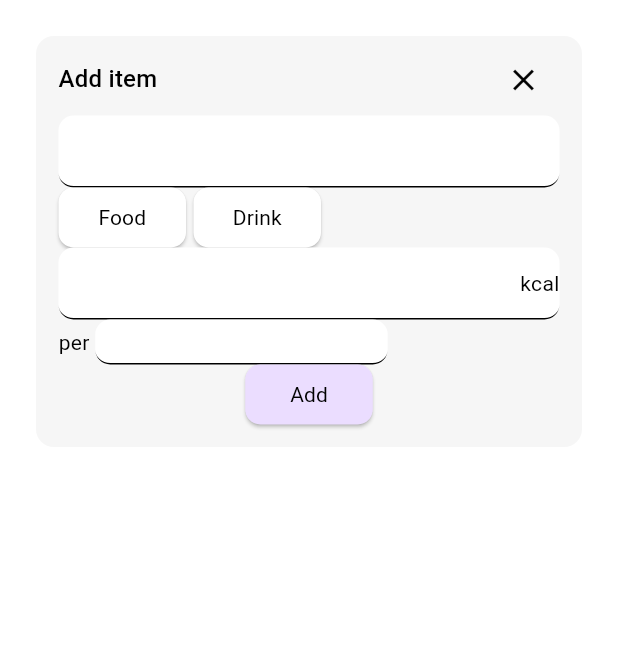
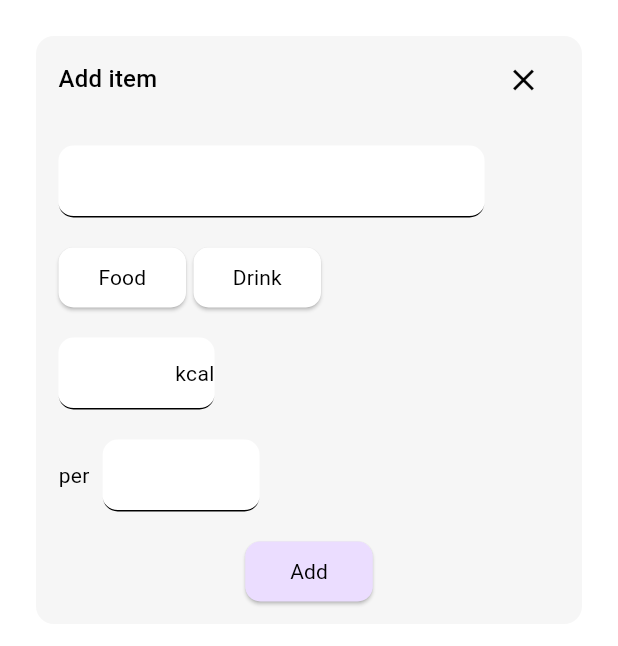
Before and after one commit to smstone0/Caloric, a Flutter app: the screen it shows after launch, item 2 of the bottom bar chosen, after a tap on the "add" icon, on a phone screen of 412 x 824 dp. Shown: the top 646 px of the screen. Run offline on Flutter 3.47's test engine with Material 3 defaults, Android fonts, the phone set to English and light mode, and no system bars; our stand-ins replace sqflite; accounts and stored records are empty.

Commit message:
Add padding parameter to input field

```diff
--- a/lib/pages/nutrition_input.dart
+++ b/lib/pages/nutrition_input.dart
@@ -68,6 +68,7 @@ class _NutritionInputState extends State<NutritionInput> {
                   ],
                 ),
                 InputField(
+                  rightPadding: 50,
                   hintText: 'Enter name of item',
                   initialValue: widget.nutrition?.item,
                   validator: (value) {
@@ -78,6 +79,7 @@ class _NutritionInputState extends State<NutritionInput> {
                     return null;
                   },
                 ),
+                const SizedBox(height: 20),
                 Row(
                   children: [
                     CustomButton(
@@ -112,6 +114,7 @@ class _NutritionInputState extends State<NutritionInput> {
                   ],
                 ),
                 InputField(
+                  rightPadding: 230,
                   initialValue: widget.nutrition?.energy.toString(),
                   suffix: Text(
                       widget.settings.energy.unit == EnergyUnit.calories
@@ -128,11 +131,13 @@ class _NutritionInputState extends State<NutritionInput> {
                 ),
                 Row(
                   children: [
-                    const Text("per "),
-                    SizedBox(
-                      width: 195,
-                      height: 30,
+                    const Padding(
+                      padding: EdgeInsets.only(top: 20, right: 5),
+                      child: Text("per "),
+                    ),
+                    Flexible(
                       child: InputField(
+                        rightPadding: 200,
                         suffix: Text(unit),
                         initialValue: widget.nutrition?.quantity.toString(),
                         validator: (value) {
@@ -147,6 +152,7 @@ class _NutritionInputState extends State<NutritionInput> {
                     ),
                   ],
                 ),
+                const SizedBox(height: 20),
                 CustomButton(
                     //TODO: Update main nutrition page
                     colour: theme.primaryColor,
--- a/lib/widgets/input_field.dart
+++ b/lib/widgets/input_field.dart
@@ -6,25 +6,30 @@ class InputField extends StatelessWidget {
       this.initialValue,
       this.suffix,
       this.validator,
-      this.hintText});
+      this.hintText,
+      required this.rightPadding});
 
   final String? initialValue;
   final Widget? suffix;
   final String? Function(String?)? validator;
   final String? hintText;
+  final double rightPadding;
 
   @override
   Widget build(BuildContext context) {
-    return TextFormField(
+    return Padding(
+      padding: EdgeInsets.only(top: 20, right: rightPadding),
+      child: TextFormField(
         initialValue: initialValue,
         cursorColor: Colors.black,
         decoration: InputDecoration(
           hintText: hintText,
-        hintStyle:
-            const TextStyle(color: Colors.white, fontWeight: FontWeight.normal),
+          hintStyle: const TextStyle(
+              color: Colors.white, fontWeight: FontWeight.normal),
           filled: true,
           suffixIcon: suffix,
-        suffixIconConstraints: const BoxConstraints(minWidth: 0, minHeight: 0),
+          suffixIconConstraints:
+              const BoxConstraints(minWidth: 0, minHeight: 0),
           enabledBorder: UnderlineInputBorder(
             borderRadius: BorderRadius.circular(10),
           ),
@@ -33,6 +38,7 @@ class InputField extends StatelessWidget {
           ),
         ),
         validator: validator,
+      ),
     );
   }
 }
```
Lines whose indentation alone changed are shown as unchanged.
